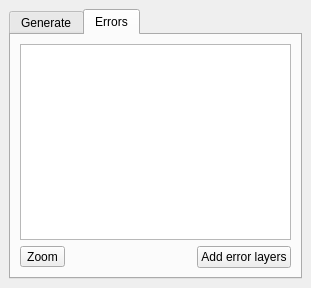
Above: lrs/ui_lrsdockwidget.ui from blazek/lrs before the change. Below: the same form after it.
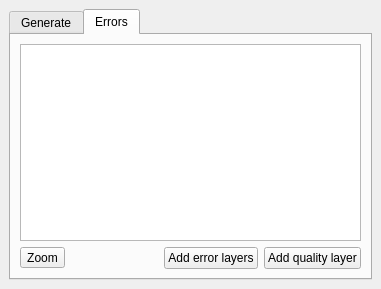
That is the form after the change.

Commit message: quality map

The edit to the form file:
```diff
--- a/lrs/ui_lrsdockwidget.ui
+++ b/lrs/ui_lrsdockwidget.ui
@@ -6,8 +6,8 @@
    <rect>
     <x>0</x>
     <y>0</y>
-    <width>311</width>
-    <height>288</height>
+    <width>381</width>
+    <height>289</height>
    </rect>
   </property>
   <property name="windowTitle">
@@ -201,6 +201,13 @@
             </property>
            </widget>
           </item>
+          <item>
+           <widget class="QPushButton" name="addQualityLayerButton">
+            <property name="text">
+             <string>Add quality layer</string>
+            </property>
+           </widget>
+          </item>
          </layout>
         </item>
        </layout>
```
The commit also changes 5 other files.
